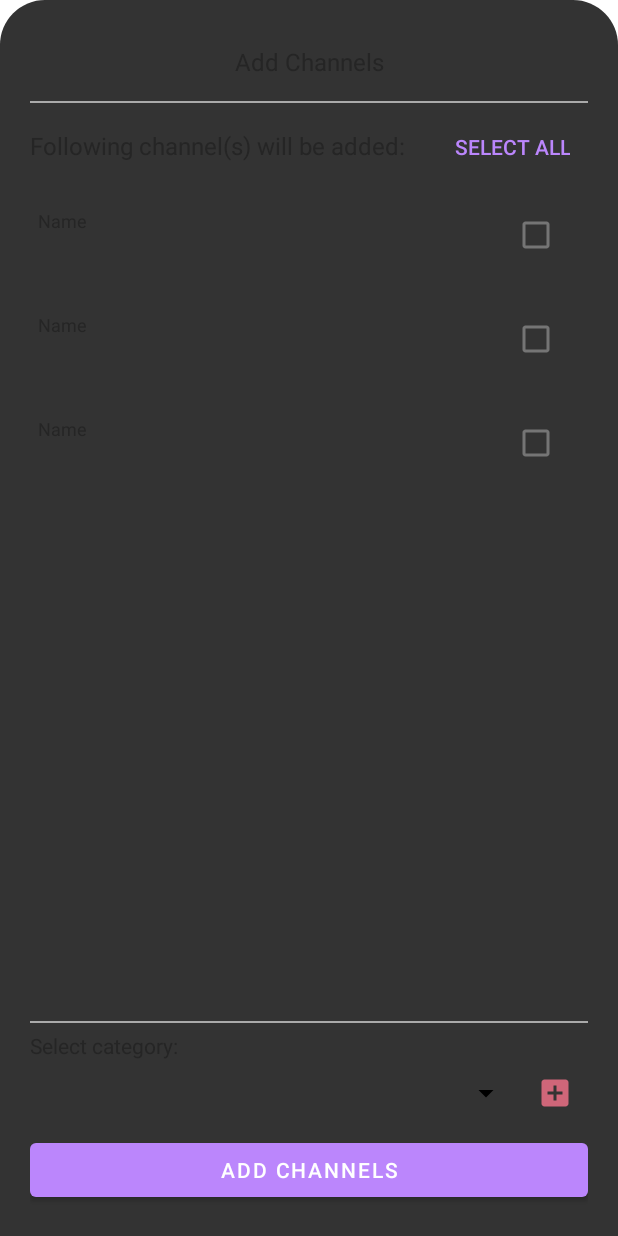
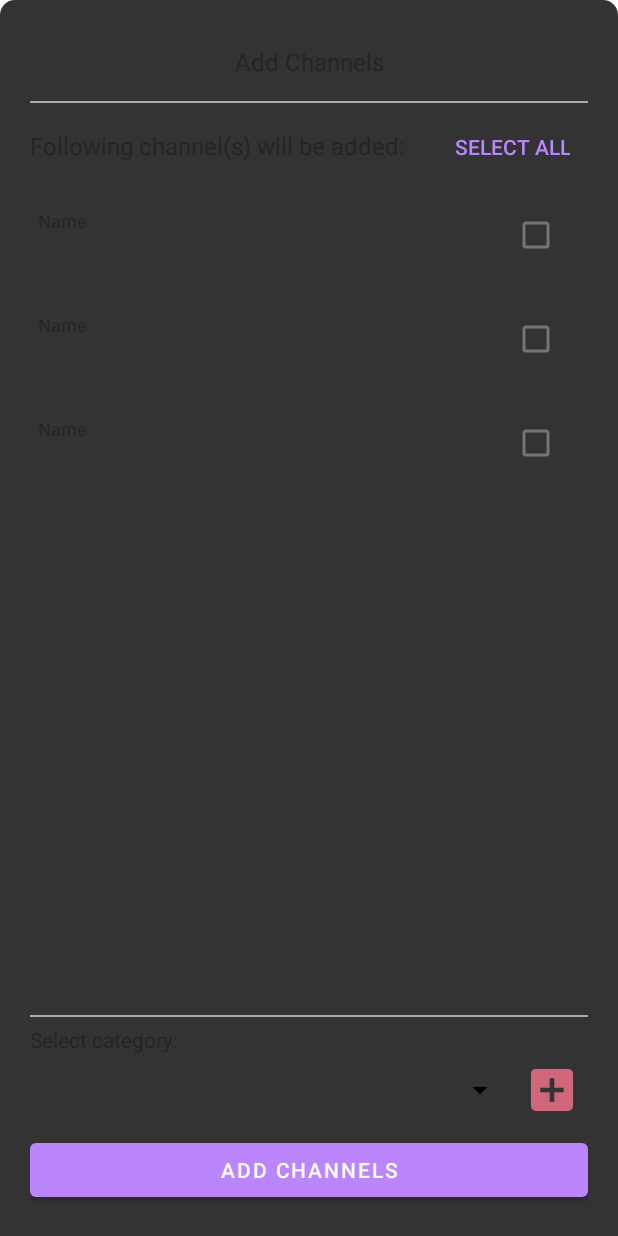
Before and after one commit to mmmelik/IPTVPlayer, an Android app: the layout channel_add_bottom_dialog.xml on its own in the app's theme, with its tools: preview values and no code run, on a phone screen of 412 x 824 dp. Run offline under Robolectric (Android 15) with nearby library versions, the phone set to English and light mode, and no system bars.

Commit message:
various fixes & contrast fixes

```diff
--- a/app/src/main/java/com/appbroker/livetvplayer/util/DialogUtils.java
+++ b/app/src/main/java/com/appbroker/livetvplayer/util/DialogUtils.java
@@ -34,7 +34,7 @@ public class DialogUtils {
     public static AlertDialog createAddCategoryDialog(AppCompatActivity activity, CreateAddCategoryDialogInterface createAddCategoryDialogInterface){
         CategoryViewModel categoryViewModel= new ViewModelProvider(activity,new ViewModelProvider.AndroidViewModelFactory(activity.getApplication())).get(CategoryViewModel.class);
         AlertDialog.Builder builder=new AlertDialog.Builder(activity);
-        View dialogView=View.inflate(activity.getApplicationContext(), R.layout.dialog_add_category,null);
+        View dialogView=View.inflate(activity, R.layout.dialog_add_category,null);
         builder.setView(dialogView);
         builder.setPositiveButton(R.string.ok, new DialogInterface.OnClickListener() {
             @Override
--- a/app/src/main/res/drawable/bottom_sheet_dialog_shape_dark.xml
+++ b/app/src/main/res/drawable/bottom_sheet_dialog_shape_dark.xml
@@ -3,6 +3,6 @@
     android:shape="rectangle">
     <solid android:color="@color/gray_universal" />
     <corners
-        android:topLeftRadius="30dp"
-        android:topRightRadius="30dp"/>
+        android:topLeftRadius="10dp"
+        android:topRightRadius="10dp"/>
 </shape>
--- a/app/src/main/res/layout/channel_add_bottom_dialog.xml
+++ b/app/src/main/res/layout/channel_add_bottom_dialog.xml
@@ -76,9 +76,9 @@
                     android:layout_weight="1"/>
                 <ImageView
                     android:id="@+id/bottom_sheet_add_category_image"
-                    android:layout_width="wrap_content"
-                    android:layout_height="wrap_content"
-                    android:padding="10dp"
+                    android:layout_width="48dp"
+                    android:layout_height="48dp"
+                    android:padding="5dp"
                     android:src="@drawable/ic_baseline_add_box_24"
                     android:contentDescription="@string/add_category"
                     android:background="?attr/selectableItemBackgroundBorderless"/>
--- a/app/src/main/res/values/colors.xml
+++ b/app/src/main/res/values/colors.xml
@@ -4,7 +4,7 @@
     <color name="white">#FFFFFFFF</color>
     <color name="red">#FFcf6679</color>
     <color name="accentColor">#bb86fc</color>
-    <color name="gray_light">#6C6C6C</color>
+    <color name="gray_light">#7f7f7f </color>
     <color name="gray_lighter">#8C8B8B</color>
     <color name="gray_dark">#252525</color>
     <color name="gray_universal">#333333</color>
```
